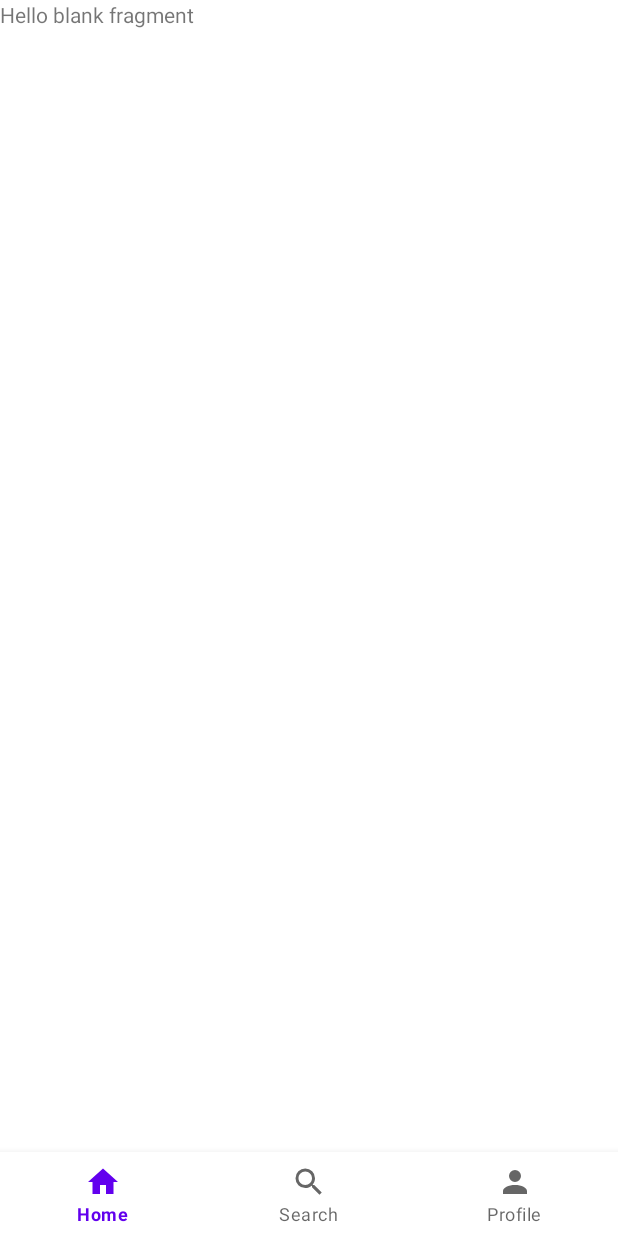
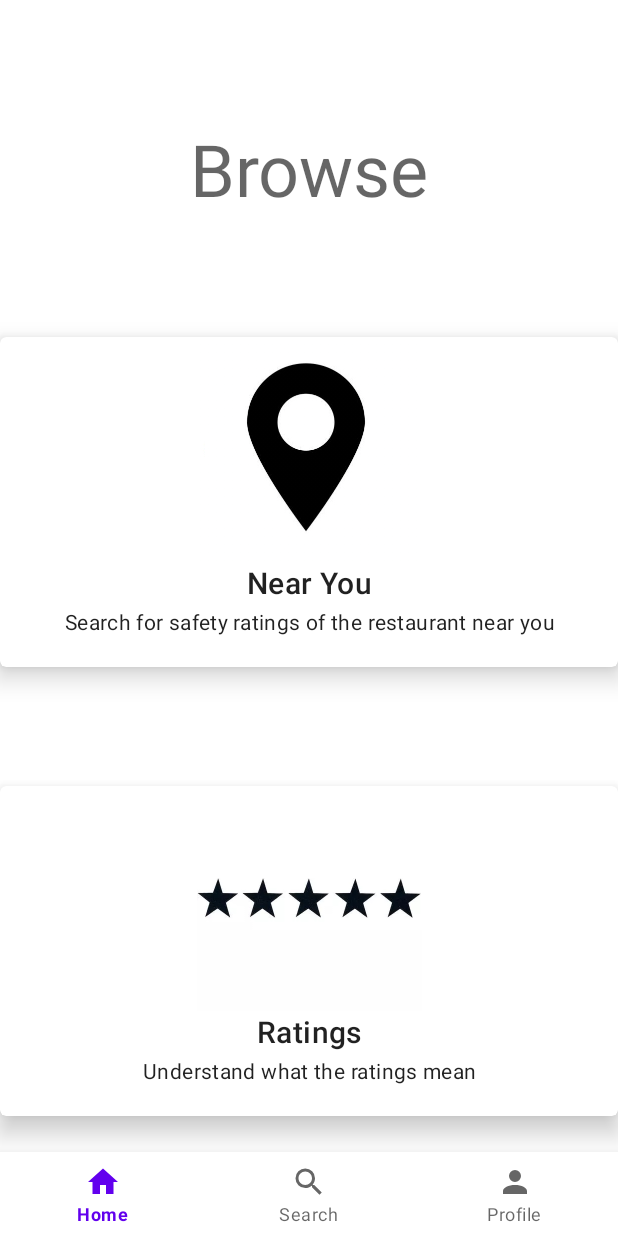
Before and after one commit to amartyadav/safeetoeatuk, an Android app: the screen it shows after launch once a user with an empty profile is signed in (MainActivity), on a phone screen of 412 x 824 dp. Run offline under Robolectric (Android 15) with nearby library versions, the phone set to English and light mode, and no system bars; our stand-ins replace Firebase (no records; nobody signed in at launch, a user with empty details on screens opened directly), navigation-ui; 2 statements that could not run were skipped.

Commit message:
Designed the Home Fragment and the SignOut button in ProfileFragment works

```diff
--- a/app/build.gradle
+++ b/app/build.gradle
@@ -57,6 +57,8 @@ dependencies {
     implementation 'androidx.constraintlayout:constraintlayout:2.0.4'
     implementation 'com.google.firebase:firebase-auth'
 
+    implementation "androidx.cardview:cardview:1.0.0"
+
     testImplementation 'junit:junit:4.+'
     androidTestImplementation 'androidx.test.ext:junit:1.1.2'
     androidTestImplementation 'androidx.test.espresso:espresso-core:3.3.0'
--- a/app/src/main/java/com/example/safetoeat/ProfileFragment.java
+++ b/app/src/main/java/com/example/safetoeat/ProfileFragment.java
@@ -1,12 +1,22 @@
 package com.example.safetoeat;
 
+import android.content.Intent;
 import android.os.Bundle;
 
+import androidx.annotation.NonNull;
+import androidx.annotation.Nullable;
 import androidx.fragment.app.Fragment;
 
+import android.util.Log;
 import android.view.LayoutInflater;
 import android.view.View;
 import android.view.ViewGroup;
+import android.widget.Button;
+import android.widget.Toast;
+
+import com.google.firebase.auth.FirebaseAuth;
+
+import org.jetbrains.annotations.NotNull;
 
 /**
  * A simple {@link Fragment} subclass.
@@ -59,6 +69,24 @@ public class ProfileFragment extends Fragment {
     public View onCreateView(LayoutInflater inflater, ViewGroup container,
                              Bundle savedInstanceState) {
         // Inflate the layout for this fragment
-        return inflater.inflate(R.layout.fragment_profile, container, false);
+        View view = inflater.inflate(R.layout.fragment_profile, container, false);
+        Button signOutButton = (Button) view.findViewById(R.id.signOutButton);
+        signOutButton.setOnClickListener(new View.OnClickListener() {
+            @Override
+            public void onClick(View view) {
+                Log.d("SignOutButton", "Clicked");
+                FirebaseAuth.getInstance().signOut();
+                getActivity().finish();
+                startActivity(new Intent(getActivity(), WelcomeAndAuthentication.class));
+                Toast.makeText(getContext(), "User Signed Out", Toast.LENGTH_SHORT).show();
+            }
+        });
+        return view;
+    }
+
+    @Override
+    public void onViewCreated(@NonNull @NotNull View view, @Nullable @org.jetbrains.annotations.Nullable Bundle savedInstanceState) {
+        super.onViewCreated(view, savedInstanceState);
+
     }
 }
--- a/app/src/main/res/layout/activity_main.xml
+++ b/app/src/main/res/layout/activity_main.xml
@@ -7,18 +7,18 @@
     android:layout_height="match_parent"
     tools:context=".MainActivity">
 
-<!--    <androidx.fragment.app.FragmentContainerView-->
-<!--        android:id="@+id/bottom_nav_host_fragment"-->
-<!--        class="androidx.navigation.fragment.NavHostFragment"-->
-<!--        android:layout_width="match_parent"-->
-<!--        android:layout_height="match_parent"-->
-<!--        app:layout_constraintLeft_toLeftOf="parent"-->
-<!--        app:layout_constraintRight_toRightOf="parent"-->
-<!--        app:layout_constraintTop_toTopOf="parent"-->
-<!--        app:layout_constraintBottom_toBottomOf="parent"-->
-<!--        app:defaultNavHost="true"-->
-<!--        app:navGraph="@navigation/bottom_nav_graph"-->
-<!--        />-->
+    <androidx.fragment.app.FragmentContainerView
+        android:id="@+id/bottom_nav_host_fragment"
+        android:name="androidx.navigation.fragment.NavHostFragment"
+        android:layout_width="match_parent"
+        android:layout_height="match_parent"
+        app:layout_constraintLeft_toLeftOf="parent"
+        app:layout_constraintRight_toRightOf="parent"
+        app:layout_constraintTop_toTopOf="parent"
+        app:layout_constraintBottom_toBottomOf="parent"
+        app:defaultNavHost="true"
+        app:navGraph="@navigation/bottom_nav_graph"
+        />
 
 
 
@@ -33,12 +33,12 @@
         app:layout_constraintStart_toStartOf="parent"
         app:menu="@menu/bottom_navigation_items" />
 
-    <fragment
-        android:id="@+id/bottom_nav_host_fragment"
-        android:name="androidx.navigation.fragment.NavHostFragment"
-        android:layout_width="match_parent"
-        android:layout_height="match_parent"
-        app:defaultNavHost="true"
-        app:navGraph="@navigation/bottom_nav_graph" />
+<!--    <fragment-->
+<!--        android:id="@+id/bottom_nav_host_fragment"-->
+<!--        android:name="androidx.navigation.fragment.NavHostFragment"-->
+<!--        android:layout_width="match_parent"-->
+<!--        android:layout_height="match_parent"-->
+<!--        app:defaultNavHost="true"-->
+<!--        app:navGraph="@navigation/bottom_nav_graph" />-->
 
 </androidx.constraintlayout.widget.ConstraintLayout>
--- a/app/src/main/res/layout/fragment_home.xml
+++ b/app/src/main/res/layout/fragment_home.xml
@@ -1,14 +1,114 @@
 <?xml version="1.0" encoding="utf-8"?>
-<FrameLayout xmlns:android="http://schemas.android.com/apk/res/android"
+<androidx.constraintlayout.widget.ConstraintLayout xmlns:android="http://schemas.android.com/apk/res/android"
+    xmlns:app="http://schemas.android.com/apk/res-auto"
     xmlns:tools="http://schemas.android.com/tools"
+    xmlns:card_view="http://schemas.android.com/apk/res-auto"
     android:layout_width="match_parent"
     android:layout_height="match_parent"
-    tools:context=".HomeFragment">
+    tools:context=".HomeFragment"
+    android:orientation="vertical"
+    >
 
-    <!-- TODO: Update blank fragment layout -->
+
     <TextView
+        android:id="@+id/textView"
         android:layout_width="match_parent"
-        android:layout_height="match_parent"
-        android:text="@string/hello_blank_fragment" />
+        android:layout_height="wrap_content"
+        android:text="@string/browse"
+        android:textAlignment="center"
+        android:textAppearance="?attr/textAppearanceHeadline3"
+        app:layout_constraintTop_toTopOf="parent"
+        app:layout_constraintBottom_toTopOf="@+id/cv_near_you"
+        app:layout_constraintLeft_toLeftOf="parent"
+        app:layout_constraintRight_toRightOf="parent"
+        />
+    <androidx.cardview.widget.CardView
+        android:layout_gravity="center"
+        card_view:cardCornerRadius='4dp'
+        card_view:cardElevation="10dp"
+        android:clickable="true"
+        android:focusable="true"
+        android:foreground="?android:attr/selectableItemBackground"
+        android:id="@+id/cv_near_you"
+        android:layout_width="wrap_content"
+        android:layout_height="wrap_content"
+        app:layout_constraintTop_toBottomOf="@+id/textView"
+        app:layout_constraintBottom_toTopOf="@+id/cv_ratings"
+        app:layout_constraintLeft_toLeftOf="parent"
+        app:layout_constraintRight_toRightOf="parent"
+        >
 
-</FrameLayout>
+        <LinearLayout
+            android:layout_width="match_parent"
+            android:layout_height="match_parent"
+            android:orientation="vertical">
+
+            <ImageView
+                android:layout_width="wrap_content"
+                android:layout_height="150dp"
+                android:src="@drawable/location_cropped"
+                />
+
+            <TextView
+                android:layout_width="match_parent"
+                android:layout_height="30dp"
+                android:text="@string/search_by_proximity"
+                android:textAlignment="center"
+                android:textAppearance="?attr/textAppearanceHeadline6"
+                />
+            <TextView
+                android:layout_width="match_parent"
+                android:layout_height="40dp"
+                android:text="@string/search_near_me_explained"
+                android:textAlignment="center"
+                android:textAppearance="?attr/textAppearanceBody2"
+                />
+        </LinearLayout>
+    </androidx.cardview.widget.CardView>
+
+    <androidx.cardview.widget.CardView
+        android:layout_gravity="center"
+        card_view:cardCornerRadius='4dp'
+        card_view:cardElevation="10dp"
+        android:clickable="true"
+        android:focusable="true"
+        android:foreground="?android:attr/selectableItemBackground"
+        android:id="@+id/cv_ratings"
+        android:layout_width="wrap_content"
+        android:layout_height="wrap_content"
+        app:layout_constraintTop_toBottomOf="@+id/cv_near_you"
+        app:layout_constraintBottom_toBottomOf="parent"
+        app:layout_constraintLeft_toLeftOf="parent"
+        app:layout_constraintRight_toRightOf="parent"
+        >
+
+        <LinearLayout
+            android:layout_width="match_parent"
+            android:layout_height="match_parent"
+            android:orientation="vertical">
+
+            <ImageView
+                android:layout_width="match_parent"
+                android:layout_height="150dp"
+                android:src="@drawable/ratings"
+                />
+
+            <TextView
+                android:layout_width="match_parent"
+                android:layout_height="30dp"
+                android:text="@string/ratings"
+                android:textAlignment="center"
+                android:textAppearance="?attr/textAppearanceHeadline6"
+                />
+            <TextView
+                android:layout_width="match_parent"
+                android:layout_height="40dp"
+                android:text="@string/rating_decoded"
+                android:textAlignment="center"
+                android:textAppearance="?attr/textAppearanceBody2"
+                />
+        </LinearLayout>
+    </androidx.cardview.widget.CardView>
+
+
+</androidx.constraintlayout.widget.ConstraintLayout>
--- a/app/src/main/res/layout/fragment_search.xml
+++ b/app/src/main/res/layout/fragment_search.xml
@@ -5,10 +5,6 @@
     android:layout_height="match_parent"
     tools:context=".SearchFragment">
 
-    <!-- TODO: Update blank fragment layout -->
-    <TextView
-        android:layout_width="match_parent"
-        android:layout_height="match_parent"
-        android:text="@string/hello_blank_fragment" />
+
 
 </FrameLayout>
--- a/app/src/main/res/values/strings.xml
+++ b/app/src/main/res/values/strings.xml
@@ -6,6 +6,11 @@
     <string name="menu_home">Home</string>
     <string name="menu_search">Search</string>
     <string name="menu_profile">Profile</string>
+    <string name="browse">Browse</string>
+    <string name="search_near_me_explained">Search for safety ratings of the restaurant near you</string>
+    <string name="search_by_proximity">Near You</string>
+    <string name="ratings">Ratings</string>
+    <string name="rating_decoded">Understand what the ratings mean</string>
     <string name="large_text">
         "Material is the metaphor.\n\n"
 
```
Also changed, not shown: app/src/main/res/drawable-v24/location_cropped.jpg (added), app/src/main/res/drawable-v24/ratings.jpg (added).
